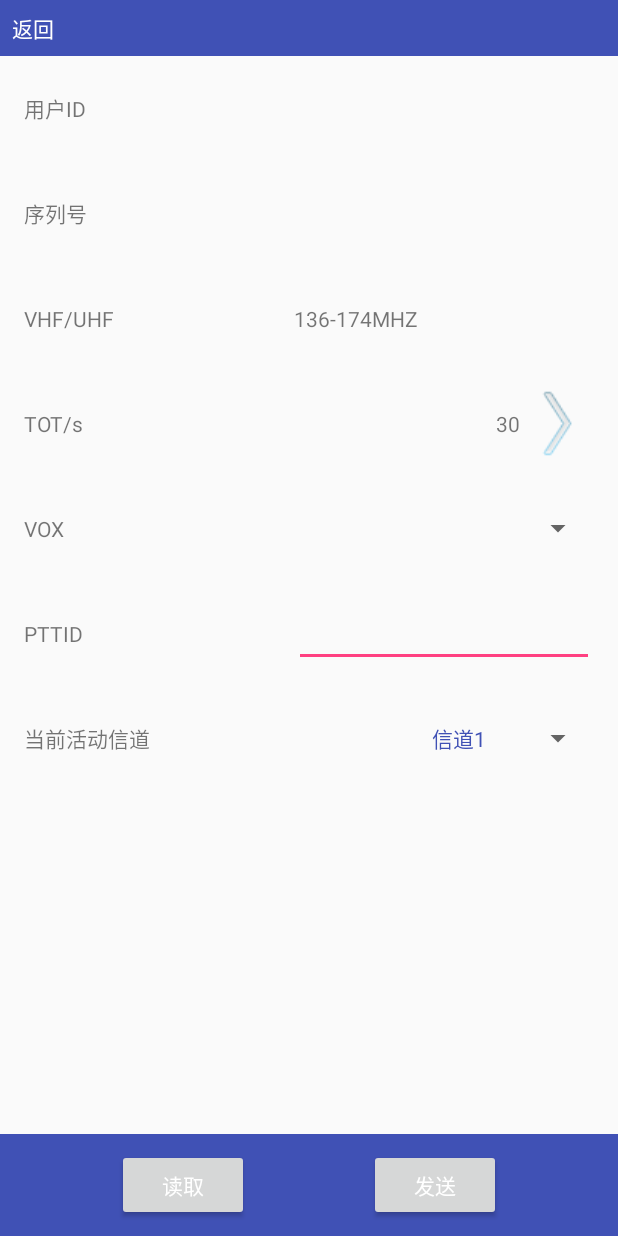
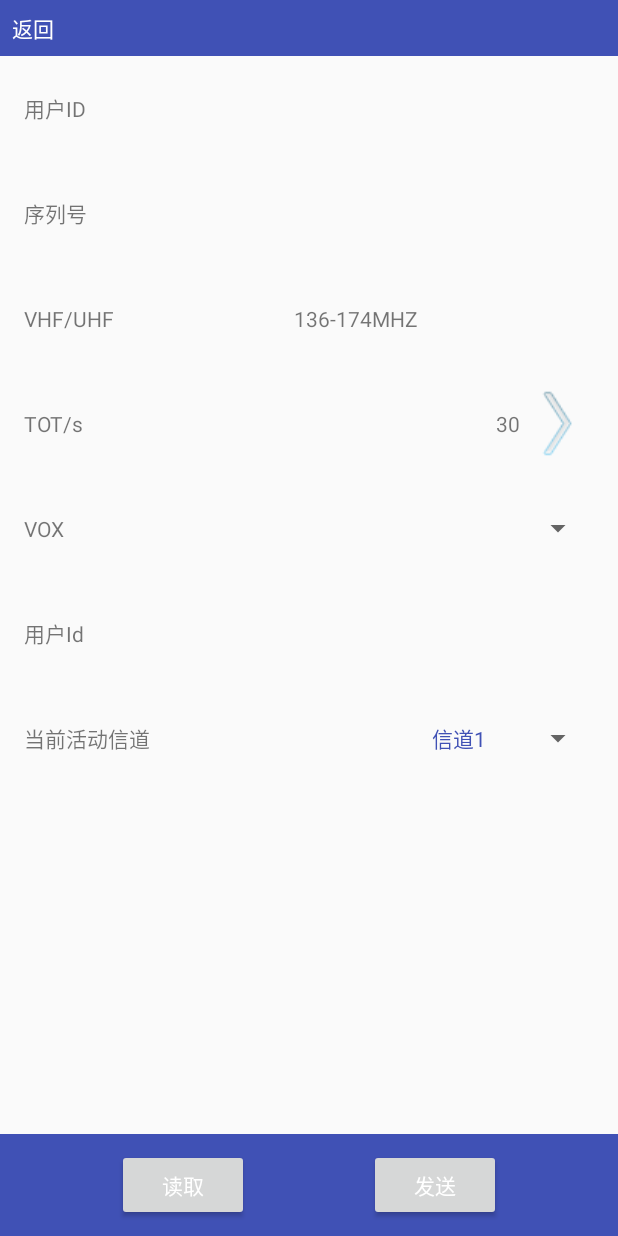
Before and after one commit to 328860252/mygitwork, an Android app: the screen it shows after launch (DeviceProtertyActivity), after a tap on "本机参数", on a phone screen of 412 x 824 dp. Run offline under Robolectric (Android 15) with nearby library versions, the phone set to English and light mode, and no system bars; our stand-ins replace ButterKnife; libraries missing offline, so code that uses them is left out: com.crashlytics.android, io.fabric.sdk; 5 statements that could not run were skipped.

Commit message:
修复数据库和修改pttid

```diff
--- a/Interphone/app/src/main/java/com/interphone/activity/DeviceProtertyActivity.java
+++ b/Interphone/app/src/main/java/com/interphone/activity/DeviceProtertyActivity.java
@@ -4,7 +4,6 @@ import android.content.Intent;
 import android.os.Bundle;
 import android.view.View;
 import android.widget.AdapterView;
-import android.widget.EditText;
 import android.widget.LinearLayout;
 import android.widget.Spinner;
 import android.widget.TextView;
@@ -25,7 +24,7 @@ public class DeviceProtertyActivity extends BaseActivity {
   @Bind(R.id.tv_title) TextView mTvTitle;
   @Bind(R.id.tv_proterty_tot) TextView mTvProtertyTot;
   @Bind(R.id.layout_proterty_tot) LinearLayout mLayoutProtertyTot;
-  @Bind(R.id.et_proterty_pttid) EditText mEtProtertyPttid;
+  @Bind(R.id.tv_user_id) TextView mTvDeviceId;
   @Bind(R.id.tv_proterty_VHF) TextView mTvProtertyVHF;
   @Bind(R.id.spinner_proterty_VOX) Spinner mSpinnerProtertyVOX;
   @Bind(R.id.spinner_channel) Spinner mSpinnerChannel;
@@ -57,9 +56,9 @@ public class DeviceProtertyActivity extends BaseActivity {
     dbin = ((AppApplication) getApplication()).getDbin();
     mProtertyData = dbin.getProtertyData();
 
-    mTvDeviceSerialNumber.setText(dbin.getSerialNumber());
-    mTvDeviceMode.setText(dbin.getDeviceMode());
-    mTvProtertyVHF.setText(dbin.getHFValueString());
+    mTvDeviceSerialNumber.setText(mProtertyData.getSerialNumber());
+    mTvDeviceMode.setText(mProtertyData.getDeviceMode());
+    mTvProtertyVHF.setText(mProtertyData.getHFValueString());
 
     mArrayProtertyVOX = getResources().getStringArray(R.array.ProtertyVOX);
     mAdapterProtertyVOX = new StringAdapter(mArrayProtertyVOX, this, mProtertyData.getVox());
@@ -104,7 +103,7 @@ public class DeviceProtertyActivity extends BaseActivity {
     try {
       mSpinnerProtertyVOX.setSelection(mProtertyData.getVox());
       mTvProtertyTot.setText(("" + mProtertyData.getTotTime()));
-      mEtProtertyPttid.setText(mProtertyData.getPttid().trim());
+      mTvDeviceId.setText(mProtertyData.getUserId().trim());
       mSpinnerChannel.setSelection(mProtertyData.getActivityChannelId() - 1);
     } catch (IndexOutOfBoundsException e) {
       e.printStackTrace();
@@ -133,9 +132,7 @@ public class DeviceProtertyActivity extends BaseActivity {
           showToast(R.string.noLink);
           return;
         }
-        String pttid = mEtProtertyPttid.getText().toString();
         mProtertyWriteData = dbin.getProtertyData();
-        mProtertyWriteData.setPttid(pttid);
         mProtertyWriteData.setVox(mSpinnerProtertyVOX.getSelectedItemPosition());
         //mProtertyWriteData.setHFvalue(mSpinnerProtertyVHF.getSelectedItemPosition());
         mProtertyWriteData.setTotTime(Integer.parseInt(mTvProtertyTot.getText().toString()));
--- a/Interphone/app/src/main/java/com/interphone/activity/HomeActivity.java
+++ b/Interphone/app/src/main/java/com/interphone/activity/HomeActivity.java
@@ -78,7 +78,7 @@ public class HomeActivity extends BaseActivity {
     switch (type) {
       case CmdPackage.Cmd_type_status:
         if (dbin != null) {
-          switch (dbin.getStatus()) {
+          switch (dbin.getProtertyData().getStatus()) {
             case 0x0A:
               mRbTX.setChecked(true);
               break;
--- a/Interphone/app/src/main/java/com/interphone/bean/DeviceBean.java
+++ b/Interphone/app/src/main/java/com/interphone/bean/DeviceBean.java
@@ -19,33 +19,12 @@ import lombok.Data;
 
     private Context mContext;
 
-    public String deviceMode;
-
-    /**
-     * 设备id
-     */
-    public String userId;
 
     /**
      * 写频密码
      * 353605超级密码 ， 全FFFFFF为空密码
      */
     public String password;
-
-    /**
-     * 1 2 3(默认）
-     */
-    public int status = 0x0C;
-
-    /**
-     * 0:VHF 显示136-174MHz  1:UHF 显示400-470MHz
-     */
-    private int HFvalue;
-
-    /**
-     * 序列号
-     */
-    private String serialNumber;
 
     /**
      * 属性
@@ -190,11 +169,4 @@ import lombok.Data;
         return mConnect;
     }
 
-    public String getHFValueString() {
-        return isVHF() ?"136-174MHZ":"400-470MHZ";
-    }
-
-    public boolean isVHF() {
-        return HFvalue==0;
-    }
 }
--- a/Interphone/app/src/main/java/com/interphone/bean/ProtertyData.java
+++ b/Interphone/app/src/main/java/com/interphone/bean/ProtertyData.java
@@ -20,14 +20,32 @@ public class ProtertyData {
     private int vox;
 
     /**
-     * 6个字节
-     */
-    private String pttid;
-
-    /**
      * 活动信道 1-16
      */
     private int activityChannelId;
+
+    public String deviceMode ="";
+
+    /**
+     * 设备id
+     */
+    public String userId ="";
+
+    /**
+     * 1 2 3(默认）
+     */
+    public int status = 0x0C;
+
+    /**
+     * 0:VHF 显示136-174MHz  1:UHF 显示400-470MHz
+     */
+    private int HFvalue;
+
+    /**
+     * 序列号
+     */
+    private String serialNumber;
+
 
     public int getActivityChannelId() {
         if (activityChannelId <1 || activityChannelId > 16) return 1;
@@ -38,4 +56,11 @@ public class ProtertyData {
         this.activityChannelId = activityChannelId;
     }
 
+    public String getHFValueString() {
+        return isVHF() ?"136-174MHZ":"400-470MHZ";
+    }
+
+    public boolean isVHF() {
+        return HFvalue==0;
+    }
 }
--- a/Interphone/app/src/main/res/layout/activity_device_proterty.xml
+++ b/Interphone/app/src/main/res/layout/activity_device_proterty.xml
@@ -164,14 +164,14 @@
             android:text="@string/text_proterty_pttid"
             />
 
-        <EditText
-            android:id="@+id/et_proterty_pttid"
+        <TextView
+            android:id="@+id/tv_user_id"
             android:layout_width="@dimen/spinner_width"
             android:layout_centerVertical="true"
             android:layout_height="wrap_content"
             android:layout_alignParentRight="true"
             style="@style/edittext"
-            ></EditText>
+            ></TextView>
 
       </RelativeLayout>
 
--- a/Interphone/app/src/main/res/values/strings.xml
+++ b/Interphone/app/src/main/res/values/strings.xml
@@ -24,7 +24,7 @@
   <string name="text_numberToneColor">色码</string>
   <string name="text_sms">短信</string>
   <string name="text_proterty_VHF">VHF/UHF</string>
-  <string name="text_proterty_pttid">PTTID</string>
+  <string name="text_proterty_pttid">用户Id</string>
   <string name="text_proterty_vox">VOX</string>
   <string name="text_proterty_tot">TOT/s</string>
   <string name="text_power_low">低功率</string>
```
Also changed, not shown: Interphone/app/src/main/java/com/interphone/activity/DeviceSmsActivity.java (+4 -4 lines), Interphone/app/src/main/java/com/interphone/activity/SmsListActivity.java (+31 -16 lines), Interphone/app/src/main/java/com/interphone/adapter/SmsAdapter.java (+10 -7 lines), Interphone/app/src/main/java/com/interphone/connection/agreement/CmdPackage.java (+12 -3 lines), Interphone/app/src/main/java/com/interphone/connection/agreement/CmdParseImpl.java (+8 -8 lines), Interphone/app/src/main/java/com/interphone/database/SmsDao.java (+6 -5 lines), Interphone/app/src/main/java/com/interphone/utils/StringUtils.java (+25 -0 lines), 1 other file.
